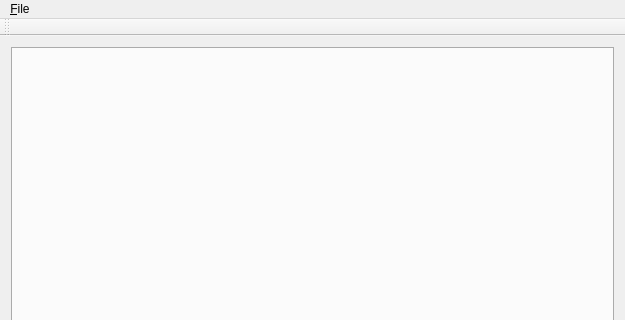
Above: mainwindow.ui from asdq/cudp before the change; both pictures show x 0 to 625 and y 0 to 320 of the 625 by 515 pixel window. Below: the same form after it.
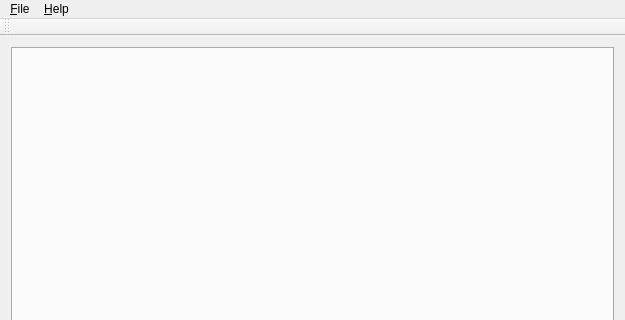
That is the form after the change.

The edit to the form file:
```diff
--- a/mainwindow.ui
+++ b/mainwindow.ui
@@ -39,7 +39,15 @@
     </property>
     <addaction name="actionExit"/>
    </widget>
+   <widget class="QMenu" name="menu_Help">
+    <property name="title">
+     <string>&amp;Help</string>
+    </property>
+    <addaction name="actionAbout"/>
+    <addaction name="actionAboutQt"/>
+   </widget>
    <addaction name="menu_File"/>
+   <addaction name="menu_Help"/>
   </widget>
   <widget class="QToolBar" name="mainToolBar">
    <attribute name="toolBarArea">
```
Left out of the diff: 16 changed lines with no effect on the pictures.
